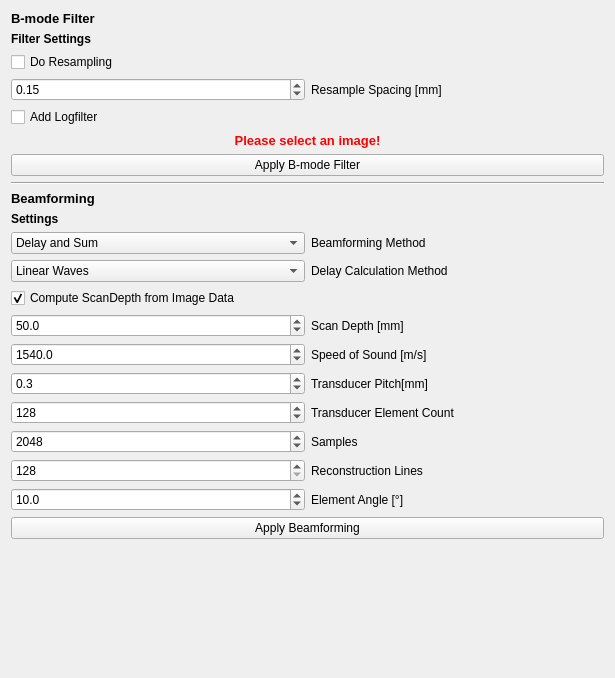
Qt form Plugins/org.mitk.gui.qt.photoacoustics.imageprocessing/src/internal/PAImageProcessingControls.ui (MITK/MITK) before a commit.
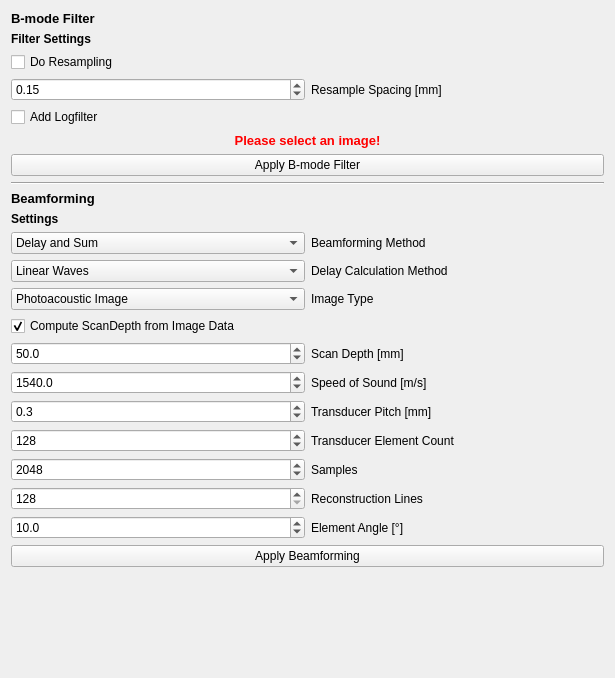
The same form after that commit.

Commit message: T22228 -fixed spacing issues -photoacoustic mode uses now only the upper half of the image. Something's wrong though, some PA raw images use only the upper half, some use the whole image. ???

What changed in the file:
```diff
--- a/Plugins/org.mitk.gui.qt.photoacoustics.imageprocessing/src/internal/PAImageProcessingControls.ui
+++ b/Plugins/org.mitk.gui.qt.photoacoustics.imageprocessing/src/internal/PAImageProcessingControls.ui
@@ -130,21 +130,21 @@
        </item>
        <item>
         <layout class="QGridLayout" name="gridLayout">
-         <item row="5" column="1">
+         <item row="6" column="1">
           <widget class="QLabel" name="label_2">
            <property name="text">
             <string>Speed of Sound [m/s]</string>
            </property>
           </widget>
          </item>
-         <item row="4" column="1">
+         <item row="5" column="1">
           <widget class="QLabel" name="label">
            <property name="text">
             <string>Scan Depth [mm]</string>
            </property>
           </widget>
          </item>
-         <item row="6" column="0">
+         <item row="7" column="0">
           <widget class="QDoubleSpinBox" name="Pitch">
            <property name="decimals">
             <number>1</number>
@@ -163,7 +163,7 @@
            </property>
           </widget>
          </item>
-         <item row="5" column="0">
+         <item row="6" column="0">
           <widget class="QDoubleSpinBox" name="SpeedOfSound">
            <property name="decimals">
             <number>1</number>
@@ -189,14 +189,14 @@
            </property>
           </widget>
          </item>
-         <item row="7" column="1">
+         <item row="8" column="1">
           <widget class="QLabel" name="label_5">
            <property name="text">
             <string>Transducer Element Count</string>
            </property>
           </widget>
          </item>
-         <item row="4" column="0">
+         <item row="5" column="0">
           <widget class="QDoubleSpinBox" name="ScanDepth">
            <property name="decimals">
             <number>1</number>
@@ -223,14 +223,14 @@
            </item>
           </widget>
          </item>
-         <item row="6" column="1">
+         <item row="7" column="1">
           <widget class="QLabel" name="label_3">
            <property name="text">
-            <string>Transducer Pitch[mm]</string>
+            <string>Transducer Pitch [mm]</string>
            </property>
           </widget>
          </item>
-         <item row="7" column="0">
+         <item row="8" column="0">
           <widget class="QSpinBox" name="ElementCount">
            <property name="minimum">
             <number>1</number>
@@ -246,7 +246,7 @@
            </property>
           </widget>
          </item>
-         <item row="8" column="0">
+         <item row="9" column="0">
           <widget class="QSpinBox" name="Samples">
            <property name="minimum">
             <number>256</number>
@@ -262,7 +262,7 @@
            </property>
           </widget>
          </item>
-         <item row="9" column="0">
+         <item row="10" column="0">
           <widget class="QSpinBox" name="Lines">
            <property name="minimum">
             <number>128</number>
@@ -278,14 +278,14 @@
            </property>
           </widget>
          </item>
-         <item row="8" column="1">
+         <item row="9" column="1">
           <widget class="QLabel" name="label_6">
            <property name="text">
             <string>Samples</string>
            </property>
           </widget>
          </item>
-         <item row="9" column="1">
+         <item row="10" column="1">
           <widget class="QLabel" name="label_7">
            <property name="text">
             <string>Reconstruction Lines</string>
@@ -318,7 +318,7 @@
            </property>
           </widget>
          </item>
-         <item row="10" column="0">
+         <item row="11" column="0">
           <widget class="QDoubleSpinBox" name="Angle">
            <property name="decimals">
             <number>1</number>
@@ -331,14 +331,7 @@
            </property>
           </widget>
          </item>
-         <item row="10" column="1">
-          <widget class="QLabel" name="label_9">
-           <property name="text">
-            <string>Element Angle [°]</string>
-           </property>
-          </widget>
-         </item>
-         <item row="3" column="0">
+         <item row="4" column="0">
           <widget class="QCheckBox" name="UseImageSpacing">
            <property name="text">
             <string>Compute ScanDepth from Image Data</string>
@@ -348,6 +341,34 @@
            </property>
           </widget>
          </item>
+         <item row="11" column="1">
+          <widget class="QLabel" name="label_9">
+           <property name="text">
+            <string>Element Angle [°]</string>
+           </property>
+          </widget>
+         </item>
+         <item row="3" column="0">
+          <widget class="QComboBox" name="ImageType">
+           <item>
+            <property name="text">
+             <string>Photoacoustic Image</string>
+            </property>
+           </item>
+           <item>
+            <property name="text">
+             <string>Ultrasound Image</string>
+            </property>
+           </item>
+          </widget>
+         </item>
+         <item row="3" column="1">
+          <widget class="QLabel" name="label_10">
+           <property name="text">
+            <string>Image Type</string>
+           </property>
+          </widget>
+         </item>
         </layout>
        </item>
        <item>
```
The commit also changes 5 other files.
